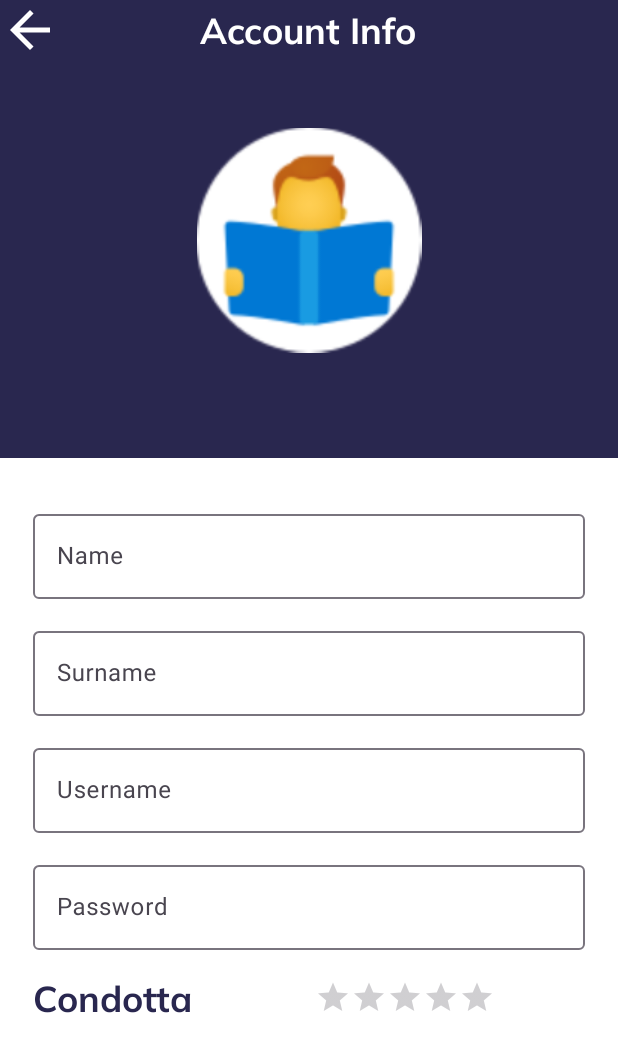
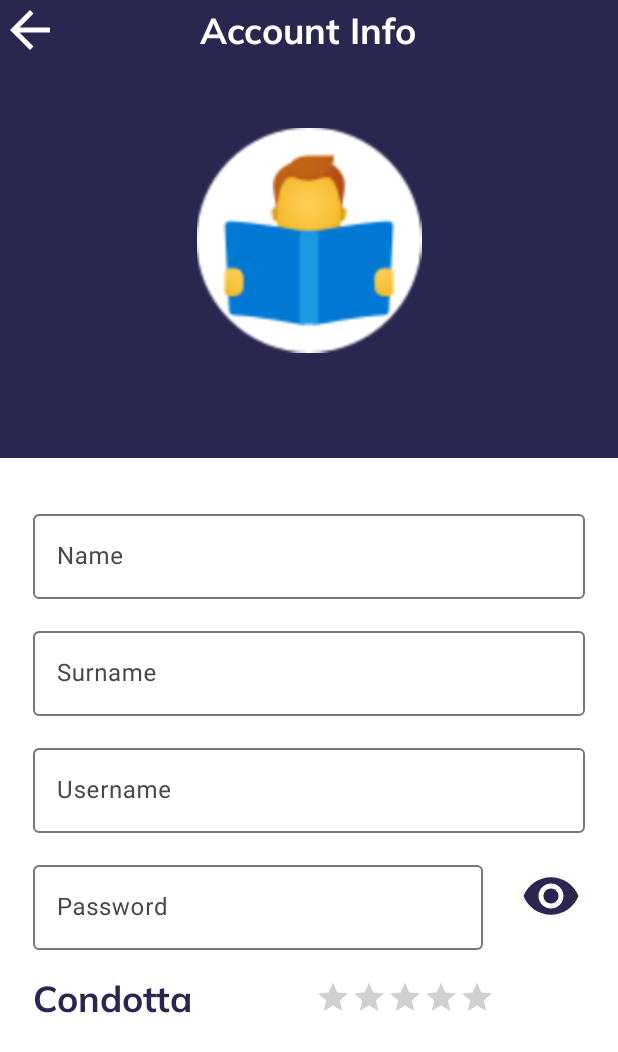
Before and after one commit to Loree7/LibraIO, an Android app: the fragment AccountInfoFragment placed in its activity, on a phone screen of 412 x 824 dp. Shown: the top 1052 px of the screen. Run offline under Robolectric (Android 15) with nearby library versions, the phone set to English and light mode, and no system bars.

Commit message:
Added back button and fix some bugs

```diff
--- a/app/src/main/java/com/lorenzoprogramma/libraio/fragments/AccountInfoFragment.kt
+++ b/app/src/main/java/com/lorenzoprogramma/libraio/fragments/AccountInfoFragment.kt
@@ -2,24 +2,53 @@ package com.lorenzoprogramma.libraio.fragments
 
 import android.os.Bundle
 import android.text.Editable
+import android.text.method.HideReturnsTransformationMethod
+import android.text.method.PasswordTransformationMethod
 import androidx.fragment.app.Fragment
 import android.view.LayoutInflater
 import android.view.View
 import android.view.ViewGroup
+import androidx.lifecycle.ViewModelProvider
+import com.lorenzoprogramma.libraio.MainActivity
 import com.lorenzoprogramma.libraio.R
 import com.lorenzoprogramma.libraio.data.User
 import com.lorenzoprogramma.libraio.databinding.FragmentAccountInfoBinding
+import com.lorenzoprogramma.libraio.utils.FragmentUtils
+import com.lorenzoprogramma.libraio.utils.UserViewModel
 
 class AccountInfoFragment : Fragment() {
     private lateinit var binding: FragmentAccountInfoBinding
+    private var isPasswordVisible = false
 
     override fun onCreateView(inflater: LayoutInflater, container: ViewGroup?, savedInstanceState: Bundle?): View? {
         // Inflate the layout for this fragment
         binding = FragmentAccountInfoBinding.inflate(inflater)
         val userInfo = arguments?.getParcelable<User>("user")
         println("info: $userInfo")
-        if (userInfo != null) {
-            setUpUserInfo(userInfo)
+//        if (userInfo != null) {
+//            setUpUserInfo(userInfo)
+//        }
+        val userViewModel = ViewModelProvider(requireActivity())[UserViewModel::class.java]
+        val user = userViewModel.userVM
+        if (user != null) {
+            setUpUserInfo(user)
+        }
+
+
+        binding.imageButtonBack.setOnClickListener {
+            FragmentUtils.replaceFragment(requireActivity().supportFragmentManager, HomeFragment(), R.id.main_frame_layout)
+            (activity as? MainActivity)?.toggleBottomNavigationView(true)
+        }
+
+        binding.imageButtonTogglePassword.setOnClickListener {
+            isPasswordVisible = !isPasswordVisible
+            if (isPasswordVisible) {
+                binding.textInputPassword.transformationMethod = HideReturnsTransformationMethod.getInstance()
+                binding.imageButtonTogglePassword.setImageResource(R.drawable.baseline_visibility_24)
+            } else {
+                binding.textInputPassword.transformationMethod = PasswordTransformationMethod.getInstance()
+                binding.imageButtonTogglePassword.setImageResource(R.drawable.baseline_visibility_off_24)
+            }
         }
         return binding.root
     }
@@ -30,10 +59,6 @@ class AccountInfoFragment : Fragment() {
         binding.textInputUsername.text = Editable.Factory.getInstance().newEditable(user.username)
         binding.textInputPassword.text = Editable.Factory.getInstance().newEditable(user.userPassword)
         binding.ratingBar.rating = user.conduct?.toFloat() ?: 0f
-//        binding.textViewName.text = user.name
-//        binding.textViewSurname.text = user.surname
-//        binding.textViewUsername.text = user.username
-//        binding.textViewConduct.text = user.conduct.toString()
     }
 
 }
--- /dev/null
+++ b/app/src/main/java/com/lorenzoprogramma/libraio/utils/UserViewModel.kt
@@ -0,0 +1,8 @@
+package com.lorenzoprogramma.libraio.utils
+
+import androidx.lifecycle.ViewModel
+import com.lorenzoprogramma.libraio.data.User
+
+class UserViewModel: ViewModel() {
+    var userVM: User? = null
+}
--- /dev/null
+++ b/app/src/main/res/drawable/baseline_visibility_24.xml
@@ -0,0 +1,5 @@
+<vector android:height="40dp" android:tint="#29274F"
+    android:viewportHeight="24" android:viewportWidth="24"
+    android:width="40dp" xmlns:android="http://schemas.android.com/apk/res/android">
+    <path android:fillColor="@android:color/white" android:pathData="M12,4.5C7,4.5 2.73,7.61 1,12c1.73,4.39 6,7.5 11,7.5s9.27,-3.11 11,-7.5c-1.73,-4.39 -6,-7.5 -11,-7.5zM12,17c-2.76,0 -5,-2.24 -5,-5s2.24,-5 5,-5 5,2.24 5,5 -2.24,5 -5,5zM12,9c-1.66,0 -3,1.34 -3,3s1.34,3 3,3 3,-1.34 3,-3 -1.34,-3 -3,-3z"/>
+</vector>
--- /dev/null
+++ b/app/src/main/res/drawable/baseline_visibility_off_24.xml
@@ -0,0 +1,5 @@
+<vector android:height="40dp" android:tint="#29274F"
+    android:viewportHeight="24" android:viewportWidth="24"
+    android:width="40dp" xmlns:android="http://schemas.android.com/apk/res/android">
+    <path android:fillColor="@android:color/white" android:pathData="M12,7c2.76,0 5,2.24 5,5 0,0.65 -0.13,1.26 -0.36,1.83l2.92,2.92c1.51,-1.26 2.7,-2.89 3.43,-4.75 -1.73,-4.39 -6,-7.5 -11,-7.5 -1.4,0 -2.74,0.25 -3.98,0.7l2.16,2.16C10.74,7.13 11.35,7 12,7zM2,4.27l2.28,2.28 0.46,0.46C3.08,8.3 1.78,10.02 1,12c1.73,4.39 6,7.5 11,7.5 1.55,0 3.03,-0.3 4.38,-0.84l0.42,0.42L19.73,22 21,20.73 3.27,3 2,4.27zM7.53,9.8l1.55,1.55c-0.05,0.21 -0.08,0.43 -0.08,0.65 0,1.66 1.34,3 3,3 0.22,0 0.44,-0.03 0.65,-0.08l1.55,1.55c-0.67,0.33 -1.41,0.53 -2.2,0.53 -2.76,0 -5,-2.24 -5,-5 0,-0.79 0.2,-1.53 0.53,-2.2zM11.84,9.02l3.15,3.15 0.02,-0.16c0,-1.66 -1.34,-3 -3,-3l-0.17,0.01z"/>
+</vector>
--- a/app/src/main/res/layout/fragment_account_info.xml
+++ b/app/src/main/res/layout/fragment_account_info.xml
@@ -23,7 +23,7 @@
             android:layout_height="wrap_content">
 
             <ImageButton
-                android:id="@+id/imageButton"
+                android:id="@+id/imageButtonBack"
                 android:layout_width="wrap_content"
                 android:layout_height="wrap_content"
                 android:background="@null"
@@ -44,7 +44,7 @@
                 app:layout_constraintBottom_toBottomOf="parent"
                 app:layout_constraintEnd_toEndOf="parent"
                 app:layout_constraintHorizontal_bias="0.41"
-                app:layout_constraintStart_toEndOf="@+id/imageButton"
+                app:layout_constraintStart_toEndOf="@+id/imageButtonBack"
                 app:layout_constraintTop_toTopOf="parent" />
         </androidx.constraintlayout.widget.ConstraintLayout>
 
@@ -115,31 +115,31 @@
         android:id="@+id/textInputLayoutUsername"
         android:layout_width="match_parent"
         android:layout_height="wrap_content"
+        android:layout_marginStart="22dp"
         android:layout_marginTop="16dp"
-        android:layout_marginStart="22dp"
         android:layout_marginEnd="22dp"
+        android:clickable="false"
         android:hint="Username"
-        android:clickable="false"
         app:layout_constraintEnd_toEndOf="parent"
         app:layout_constraintStart_toStartOf="parent"
         app:layout_constraintTop_toBottomOf="@id/textInputLayoutSurname">
+
         <com.google.android.material.textfield.TextInputEditText
             android:id="@+id/textInputUsername"
             android:layout_width="match_parent"
             android:layout_height="wrap_content"
             android:background="@null"
+            android:backgroundTint="@color/grey"
+            android:enabled="false"
+            android:inputType="text"
             android:maxLines="1"
-            android:inputType="text"
-            android:enabled="false"
             android:textColor="@color/dark_blue"
-            android:backgroundTint="@color/grey"
-            android:textColorHint="@color/grey">
-        </com.google.android.material.textfield.TextInputEditText>
+            android:textColorHint="@color/grey"></com.google.android.material.textfield.TextInputEditText>
     </com.google.android.material.textfield.TextInputLayout>
 
     <com.google.android.material.textfield.TextInputLayout
         android:id="@+id/textInputLayoutPassword"
-        android:layout_width="match_parent"
+        android:layout_width="300dp"
         android:layout_height="wrap_content"
         android:layout_marginStart="22dp"
         android:layout_marginTop="16dp"
@@ -147,17 +147,18 @@
         android:clickable="false"
         android:hint="Password"
         app:layout_constraintEnd_toEndOf="parent"
+        app:layout_constraintHorizontal_bias="0.0"
         app:layout_constraintStart_toStartOf="parent"
         app:layout_constraintTop_toBottomOf="@id/textInputLayoutUsername">
 
         <com.google.android.material.textfield.TextInputEditText
             android:id="@+id/textInputPassword"
-            android:layout_width="match_parent"
+            android:layout_width="300dp"
             android:layout_height="wrap_content"
             android:background="@null"
             android:backgroundTint="@color/white"
-            android:inputType="text"
             android:enabled="false"
+            android:inputType="textPassword"
             android:maxLines="1"
             android:textColor="@color/dark_blue"
             android:textColorHint="@color/grey"></com.google.android.material.textfield.TextInputEditText>
@@ -184,15 +185,28 @@
         android:layout_width="wrap_content"
         android:layout_height="wrap_content"
         android:layout_marginTop="5dp"
+        android:clickable="false"
+        android:isIndicator="true"
+        android:numStars="5"
+        android:progressTint="@color/yellow"
+        android:scaleX="0.5"
+        android:scaleY="0.5"
+        android:stepSize="1.0"
         app:layout_constraintEnd_toEndOf="parent"
         app:layout_constraintStart_toEndOf="@+id/textViewUserConduct"
-        app:layout_constraintTop_toBottomOf="@+id/textInputLayoutPassword"
-        android:numStars="5"
-        android:stepSize="1.0"
-        android:scaleX="0.5"
-        android:scaleY="0.5"
-        android:clickable="false"
-        android:progressTint="@color/yellow">
-    </RatingBar>
+        app:layout_constraintTop_toBottomOf="@+id/textInputLayoutPassword"></RatingBar>
+
+    <ImageButton
+        android:id="@+id/imageButtonTogglePassword"
+        android:layout_width="wrap_content"
+        android:layout_height="wrap_content"
+        android:layout_marginTop="21dp"
+        android:layout_marginBottom="21dp"
+        android:background="@null"
+        android:src="@drawable/baseline_visibility_24"
+        app:layout_constraintBottom_toTopOf="@+id/ratingBar"
+        app:layout_constraintEnd_toEndOf="parent"
+        app:layout_constraintStart_toEndOf="@+id/textInputLayoutPassword"
+        app:layout_constraintTop_toBottomOf="@+id/textInputLayoutUsername" />
 
 </androidx.constraintlayout.widget.ConstraintLayout>
--- a/app/src/main/res/values/themes.xml
+++ b/app/src/main/res/values/themes.xml
@@ -9,4 +9,7 @@
     </style>
 
     <style name="Theme.LibraIO" parent="Base.Theme.LibraIO" />
+
+
+
 </resources>
```
Also changed, not shown: app/src/main/java/com/lorenzoprogramma/libraio/MainActivity.kt (+8 -0 lines), app/src/main/java/com/lorenzoprogramma/libraio/fragments/BookCategoriesFragment.kt (+6 -1 lines), app/src/main/java/com/lorenzoprogramma/libraio/fragments/CatalogFragment.kt (+6 -5 lines), app/src/main/java/com/lorenzoprogramma/libraio/fragments/HomeFragment.kt (+17 -11 lines), app/src/main/java/com/lorenzoprogramma/libraio/fragments/LoginFragment.kt (+8 -0 lines), app/src/main/res/layout/fragment_book_categories.xml (+52 -3 lines), app/src/main/res/layout/fragment_catalog.xml (+11 -9 lines).
